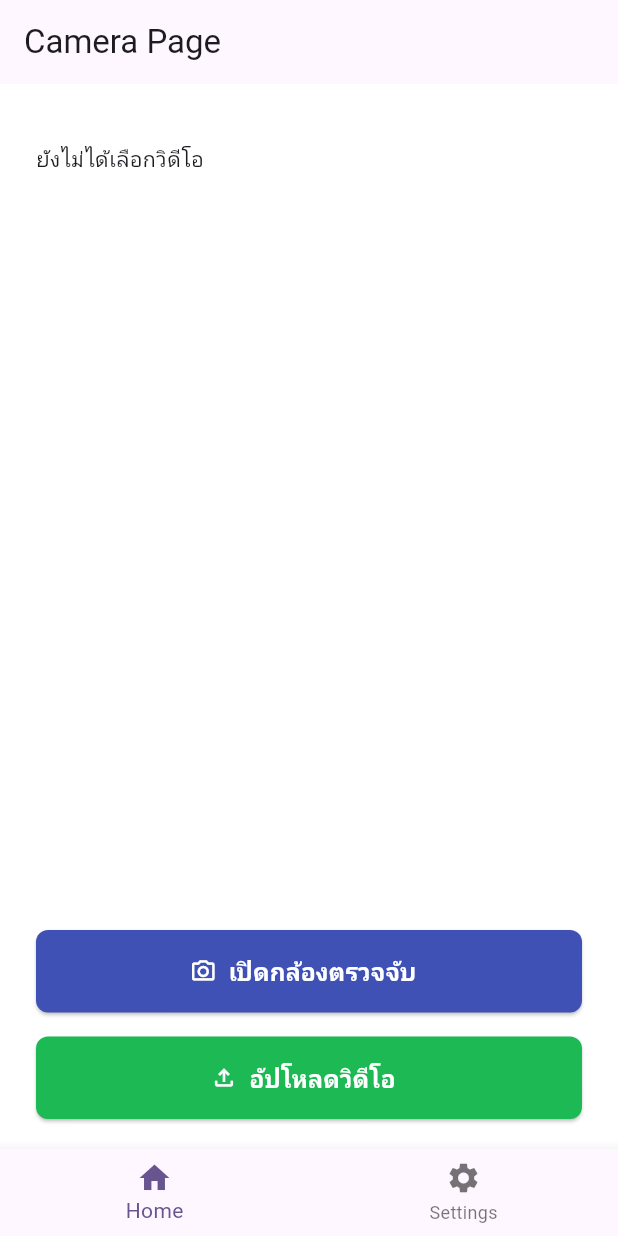
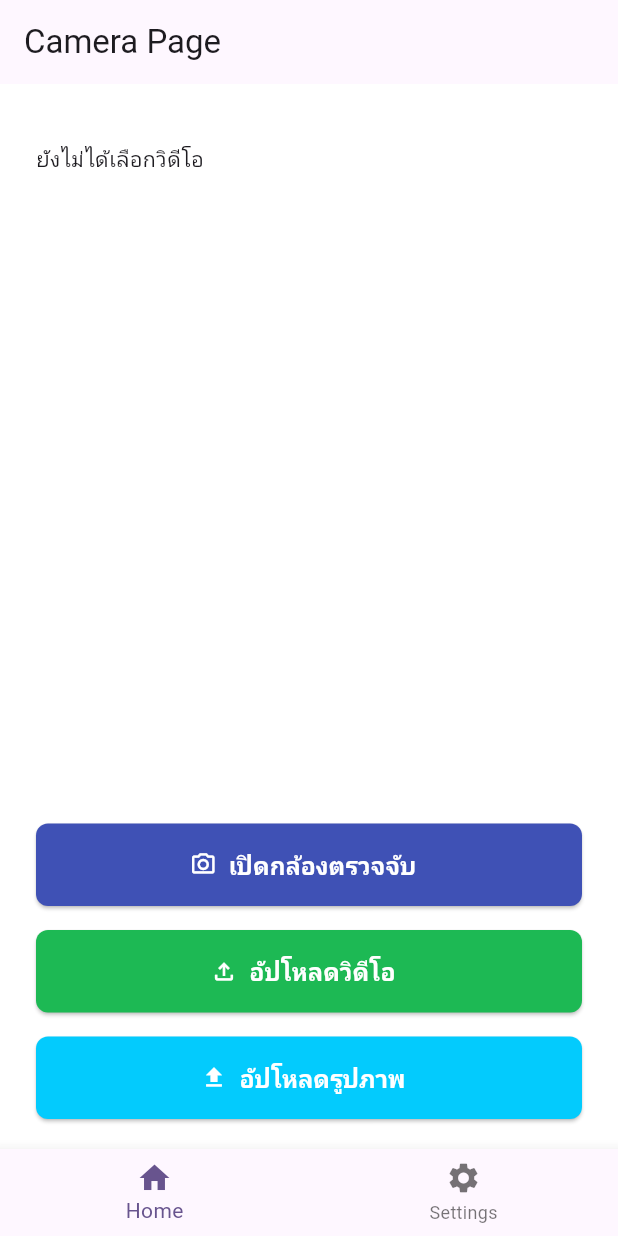
Before and after one commit to Kitsada-007/trffic_ilght_app, a Flutter app: the CameraPage screen opened directly, after a tap on "อัปโหลดวิดีโอ", on a phone screen of 412 x 824 dp. Run offline on Flutter 3.47's test engine with Material 3 defaults, Android fonts, the phone set to English and light mode, and no system bars; our stand-ins replace camera, get, image_picker, video_player; missing offline and left inert: ultralytics_yolo, video_thumbnail; network calls fail.

Commit message:
vdo_demo

```diff
--- a/lib/presentation/pages/camara_page.dart
+++ b/lib/presentation/pages/home_page.dart
@@ -3,6 +3,8 @@ import 'dart:io';
 import 'package:flutter/material.dart';
 import 'package:image_picker/image_picker.dart';
 import 'package:trffic_ilght_app/presentation/pages/camera_inference_screen.dart';
+import 'package:trffic_ilght_app/presentation/pages/single_image_screen.dart';
+import 'package:trffic_ilght_app/presentation/pages/video_inference_screen.dart';
 import 'package:video_player/video_player.dart';
 
 import 'package:trffic_ilght_app/presentation/widgets/bottom_navigation_bar.dart';
@@ -18,6 +20,11 @@ class _CameraPageState extends State<CameraPage> {
   final ImagePicker picker = ImagePicker();
   XFile? videoFile;
   VideoPlayerController? videoController;
+
+  void _showSnackBar(String msg) {
+    if (!mounted) return;
+    ScaffoldMessenger.of(context).showSnackBar(SnackBar(content: Text(msg)));
+  }
 
   @override
   void dispose() {
@@ -94,6 +101,33 @@ class _CameraPageState extends State<CameraPage> {
                   ),
                 ),
               ),
+              const SizedBox(height: 16),
+              SizedBox(
+                width: double.infinity,
+                height: 55,
+                child: ElevatedButton.icon(
+                  onPressed: () {
+                    Navigator.push(
+                      context,
+                      MaterialPageRoute(
+                        builder: (context) => const SingleImageScreen(),
+                      ),
+                    );
+                  },
+                  style: ElevatedButton.styleFrom(
+                    backgroundColor: const Color.fromARGB(255, 3, 203, 253),
+                    foregroundColor: Colors.white,
+                    shape: RoundedRectangleBorder(
+                      borderRadius: BorderRadius.circular(8),
+                    ),
+                  ),
+                  icon: const Icon(Icons.file_upload),
+                  label: const Text(
+                    'อัปโหลดรูปภาพ',
+                    style: TextStyle(fontSize: 16, fontWeight: FontWeight.bold),
+                  ),
+                ),
+              ),
             ],
           ),
         ),
@@ -106,13 +140,36 @@ class _CameraPageState extends State<CameraPage> {
       source: ImageSource.gallery,
     );
     if (pickedVideo != null) {
+      final ext = pickedVideo.path.split('.').last.toLowerCase();
+      if (ext != 'mp4') {
+        _showSnackBar('กรุณาเลือกไฟล์วิดีโอ .mp4 เท่านั้น');
+        log('Invalid video type selected: ${pickedVideo.path}');
+        return;
+      }
+
+      await videoController?.dispose();
       videoFile = pickedVideo;
       videoController = VideoPlayerController.file(File(videoFile!.path))
-        ..initialize().then((_) {
-          setState(() {});
-          videoController!.play();
-        });
+        ..initialize()
+            .then((_) {
+              if (!mounted) return;
+              setState(() {});
+              videoController!.play();
+            })
+            .catchError((e) {
+              _showSnackBar('ไม่สามารถเปิดวิดีโอได้');
+              log('VideoPlayer initialize error: $e');
+            });
       log("Picked video: ${videoFile!.path}");
+
+      if (!mounted) return;
+      Navigator.push(
+        context,
+        MaterialPageRoute(
+          builder: (context) =>
+              VideoInferenceScreen(videoPath: videoFile!.path),
+        ),
+      );
     } else {
       log("No video selected");
     }
--- a/lib/presentation/pages/login_page.dart
+++ b/lib/presentation/pages/login_page.dart
@@ -1,6 +1,6 @@
 import 'package:flutter/material.dart';
 import 'package:get/get.dart';
-import 'package:trffic_ilght_app/presentation/pages/camara_page.dart';
+import 'package:trffic_ilght_app/presentation/pages/home_page.dart';
 import 'package:trffic_ilght_app/presentation/pages/register_page.dart';
 
 class LoginPage extends StatefulWidget {
--- a/lib/presentation/pages/single_image_screen.dart
+++ b/lib/presentation/pages/single_image_screen.dart
@@ -42,7 +42,7 @@ class _SingleImageScreenState extends State<SingleImageScreen> {
 
   /// Initializes the YOLO model for inference
   Future<void> _initializeYOLO() async {
-    _modelPath = await _modelManager.getModelPath(ModelType.bestFloat16traffic);
+    _modelPath = await _modelManager.getModelPath(ModelType.bestFloat16);
     if (_modelPath == null) return;
     _yolo = YOLO(modelPath: _modelPath!, task: YOLOTask.segment);
     try {
--- a/lib/presentation/widgets/bottom_navigation_bar.dart
+++ b/lib/presentation/widgets/bottom_navigation_bar.dart
@@ -2,7 +2,7 @@ import 'dart:developer';
 import 'package:flutter/material.dart';
 import 'package:get/get_core/src/get_main.dart';
 import 'package:get/get_navigation/src/extension_navigation.dart';
-import 'package:trffic_ilght_app/presentation/pages/camara_page.dart';
+import 'package:trffic_ilght_app/presentation/pages/home_page.dart';
 import 'package:trffic_ilght_app/presentation/pages/setting_page.dart';
 
 class MyBottomNavigationBar extends StatefulWidget {
--- a/pubspec.yaml
+++ b/pubspec.yaml
@@ -39,6 +39,7 @@ dependencies:
 
   image_picker: ^1.2.1
   video_player: ^2.5.1
+  video_thumbnail: ^0.5.3
   http: ^1.6.0
   image: ^4.0.17
   flutter_webrtc: ^1.3.0
```
Also changed, not shown: lib/presentation/pages/video_inference_screen.dart (added, +246 -0 lines), pubspec.lock, 2 other files.
